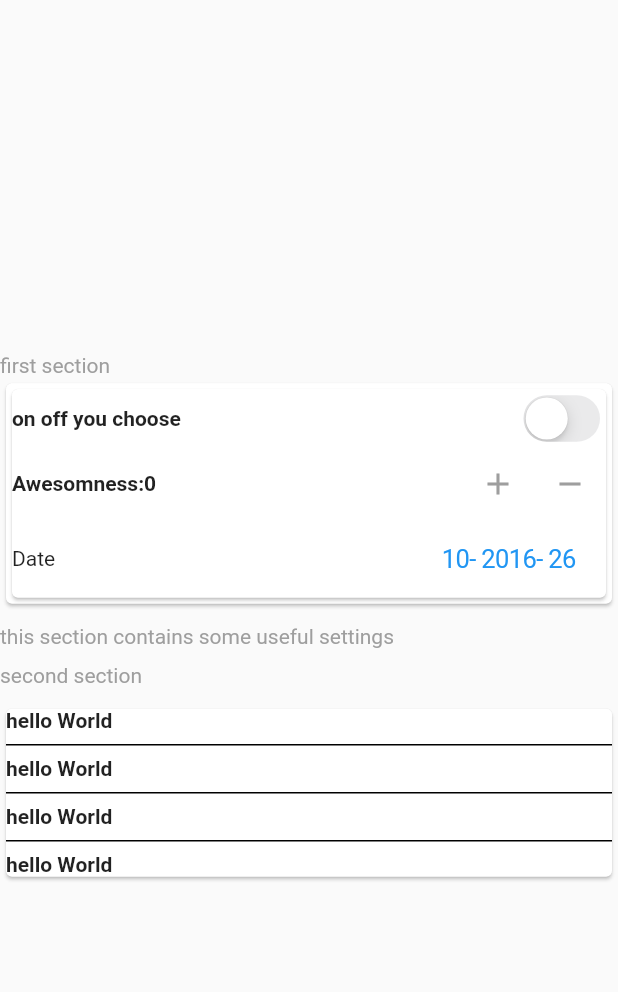
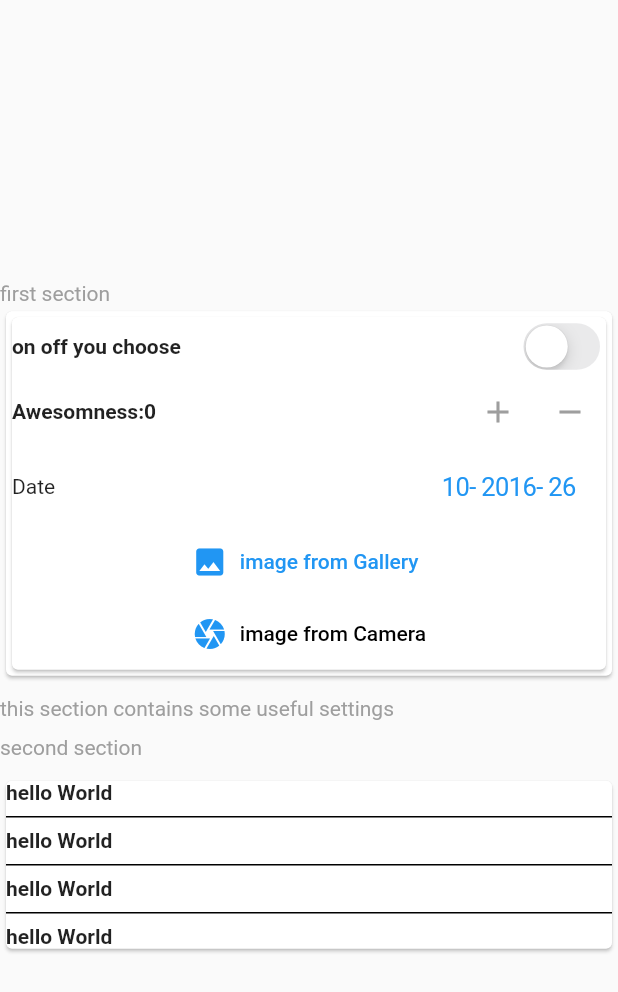
Before and after one commit to Amjadyabroudi128/demo, a Flutter app: the screen it shows after launch, on a phone screen of 412 x 824 dp. Shown: the top 992 px of the screen. Run offline on Flutter 3.47's test engine with Material 2 defaults, Android fonts, the phone set to English and light mode, and no system bars; our stand-ins replace image_picker.

Commit message:
Update main.dart

```diff
--- a/lib/main.dart
+++ b/lib/main.dart
@@ -1,7 +1,10 @@
-import 'dart:math';
+
+import 'dart:io';
 
 import 'package:flutter/cupertino.dart';
 import 'package:flutter/material.dart';
+import 'package:flutter/services.dart';
+import 'package:image_picker/image_picker.dart';
 
 void main() {
   runApp( Demo());
@@ -14,6 +17,35 @@ class Demo extends StatefulWidget {
 }
 
 class _DemoState extends State<Demo> {
+  File? image;
+
+  Future pickImage() async {
+    try {
+      final image = await ImagePicker().pickImage(source: ImageSource.gallery);
+
+      if(image == null) return;
+
+      final imageTemp = File(image.path);
+
+      setState(() => this.image = imageTemp);
+    } on PlatformException catch(e) {
+      print('Failed to pick image: $e');
+    }
+  }
+
+  Future pickImageC() async {
+    try {
+      final image = await ImagePicker().pickImage(source: ImageSource.camera);
+
+      if(image == null) return;
+
+      final imageTemp = File(image.path);
+
+      setState(() => this.image = imageTemp);
+    } on PlatformException catch(e) {
+      print('Failed to pick image: $e');
+    }
+  }
   int _counter = 0;
   void _incrementCounter() {
     setState(() {
@@ -36,6 +68,8 @@ class _DemoState extends State<Demo> {
   ThemeData _dark = ThemeData(brightness: Brightness.dark, primaryColor: Colors.white);
   ThemeData _light = ThemeData(brightness: Brightness.light, primaryColor: Colors.black);
   DateTime dateTime = DateTime(3000, 2, 1, 10, 20);
+
+
   @override
   Widget build(BuildContext context) {
     return MaterialApp(
@@ -89,6 +123,27 @@ class _DemoState extends State<Demo> {
                             Text('Date'),
                            Spacer(),
                            DatePickerExample(),
+                          ],
+                        ),
+                        Column(
+                          crossAxisAlignment: CrossAxisAlignment.start,
+                          children: [
+                            TextButton.icon(
+                              icon: Icon(Icons.photo),
+                              label: Text('image from Gallery'),
+                              onPressed: (){
+                                pickImage();
+                              },
+                            ),
+                            TextButton.icon(
+                              icon: Icon(Icons.camera),
+                              label: Text('image from Camera', style: TextStyle(
+                                color: Colors.black
+                              ),),
+                              onPressed: (){
+                                pickImageC();
+                              },
+                            ),
                           ],
                         )
                       ],
```
